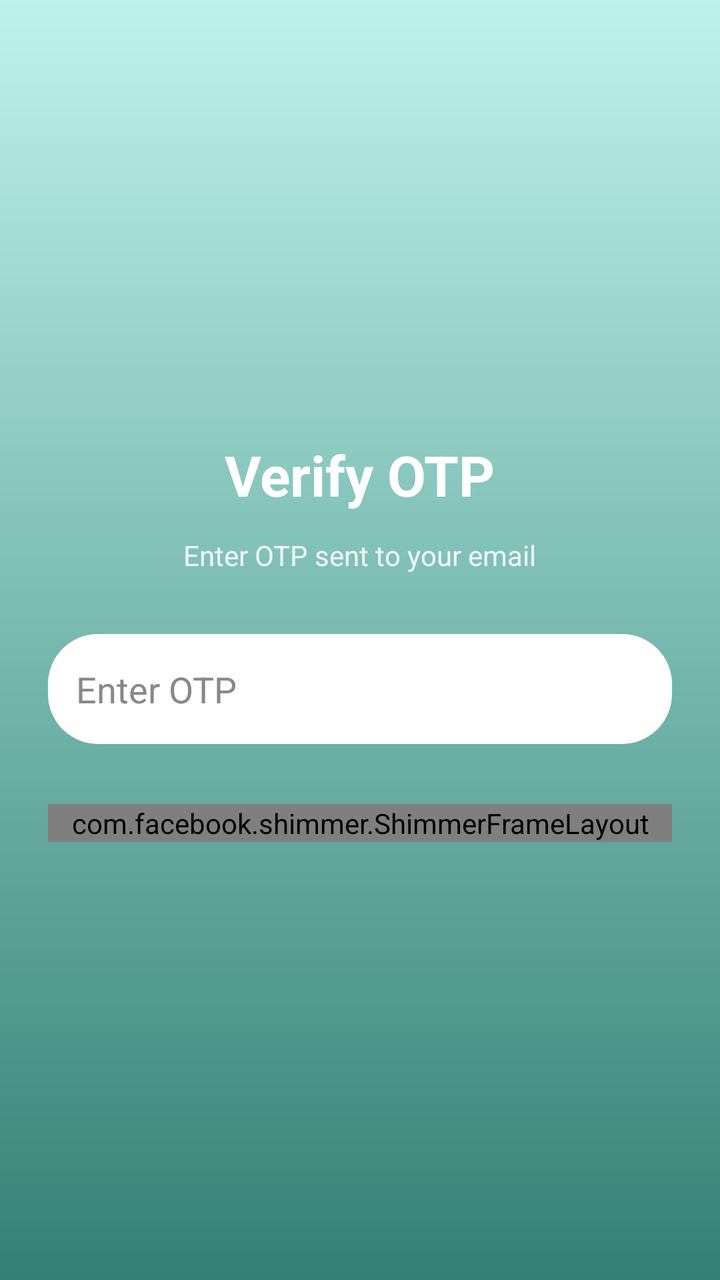
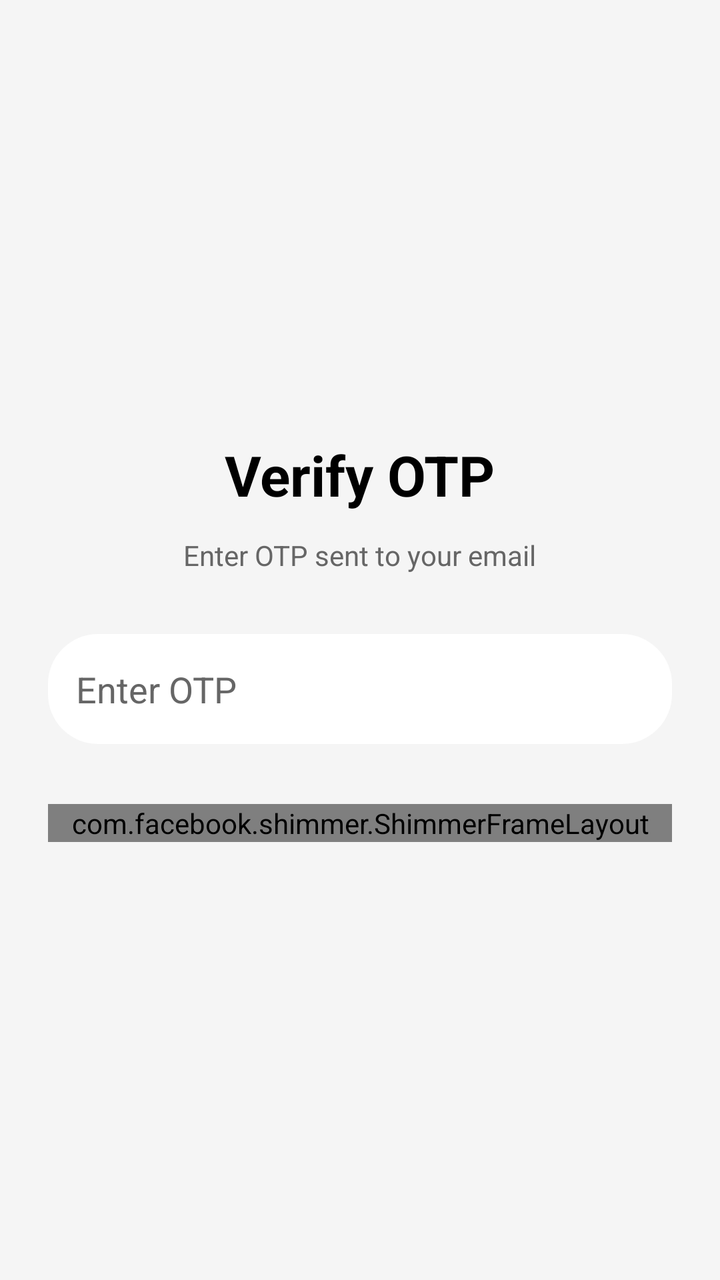

Before-and-after screenshots of an Android layout around one commit, followed by the original layout XML and the change that was made.
<!-- AndroidManifest.xml: application theme Theme.LostandFound -->
<!-- res/layout/activity_reset_otp.xml -->
<?xml version="1.0" encoding="utf-8"?>
<LinearLayout xmlns:android="http://schemas.android.com/apk/res/android"
    xmlns:app="http://schemas.android.com/apk/res-auto"
    android:layout_width="match_parent"
    android:layout_height="match_parent"
    android:orientation="vertical"
    android:gravity="center"
    android:padding="24dp"
    android:background="@drawable/bg_gradient">

    

    <TextView
        android:layout_width="wrap_content"
        android:layout_height="wrap_content"
        android:text="Verify OTP"
        android:textSize="28sp"
        android:textStyle="bold"
        android:textColor="#FFFFFF"
        android:layout_marginBottom="12dp" />

    

    <TextView
        android:layout_width="wrap_content"
        android:layout_height="wrap_content"
        android:text="Enter OTP sent to your email"
        android:textSize="14sp"
        android:textColor="#DDFFFFFF"
        android:layout_marginBottom="30dp" />

    

    <EditText
        android:id="@+id/otp"
        android:layout_width="match_parent"
        android:layout_height="55dp"
        android:hint="Enter OTP"
        android:inputType="number"
        android:maxLength="6"
        android:padding="14dp"
        android:textColor="#000"
        android:textColorHint="#888"
        android:background="@drawable/bg_white_button"
        android:layout_marginBottom="30dp" />

    

    <com.facebook.shimmer.ShimmerFrameLayout
        android:id="@+id/shimmerLayout"
        android:layout_width="match_parent"
        android:layout_height="wrap_content"
        app:shimmer_auto_start="true">

        <Button
            android:id="@+id/verifyBtn"
            android:layout_width="match_parent"
            android:layout_height="55dp"
            android:text="Verify OTP"
            android:textAllCaps="false"
            android:textSize="16sp"
            android:textStyle="bold"
            android:textColor="#FFFFFF"
            android:backgroundTint="#61c7b8" />

    </com.facebook.shimmer.ShimmerFrameLayout>

</LinearLayout>
<!-- resources referenced by this layout -->
<resources>
  <!-- drawable bg_gradient (drawable) -->
  <?xml version="1.0" encoding="utf-8"?>
  <shape xmlns:android="http://schemas.android.com/apk/res/android">
  
      <gradient
          android:startColor="#bdf2ea"
          android:endColor="#348074"
          android:angle="270" />
  
      <corners android:radius="0dp"/>
  
  </shape>
  <!-- drawable bg_white_button (drawable) -->
  <shape xmlns:android="http://schemas.android.com/apk/res/android">
      <solid android:color="#FFFFFF"/>
      <corners android:radius="25dp"/>
  </shape>
  <style name="Theme.LostandFound" parent="Base.Theme.LostandFound" />
  <style name="Base.Theme.LostandFound" parent="Theme.Material3.DayNight.NoActionBar">
          
          
      </style>
</resources>

<!-- the commit's change to res/layout/activity_reset_otp.xml (unified diff, before → after) -->
@@ -6,7 +6,7 @@
     android:orientation="vertical"
     android:gravity="center"
     android:padding="24dp"
-    android:background="@drawable/bg_gradient">
+    android:background="@color/background">
 
     
 
@@ -16,7 +16,7 @@
         android:text="Verify OTP"
         android:textSize="28sp"
         android:textStyle="bold"
-        android:textColor="#FFFFFF"
+        android:textColor="@color/text_primary"
         android:layout_marginBottom="12dp" />
 
     
@@ -26,7 +26,7 @@
         android:layout_height="wrap_content"
         android:text="Enter OTP sent to your email"
         android:textSize="14sp"
-        android:textColor="#DDFFFFFF"
+        android:textColor="@color/text_secondary"
         android:layout_marginBottom="30dp" />
 
     
@@ -39,8 +39,8 @@
         android:inputType="number"
         android:maxLength="6"
         android:padding="14dp"
-        android:textColor="#000"
-        android:textColorHint="#888"
+        android:textColor="@color/text_primary"
+        android:textColorHint="@color/text_secondary"
         android:background="@drawable/bg_white_button"
         android:layout_marginBottom="30dp" />
 
@@ -60,8 +60,8 @@
             android:textAllCaps="false"
             android:textSize="16sp"
             android:textStyle="bold"
-            android:textColor="#FFFFFF"
-            android:backgroundTint="#61c7b8" />
+            android:textColor="@android:color/white"
+            android:backgroundTint="@color/primary_button" />
 
     </com.facebook.shimmer.ShimmerFrameLayout>
 
<!-- resource entries referenced after the edit -->
@@ -1,23 +1,19 @@
 <!-- resources referenced by this layout -->
 <resources>
-  <!-- drawable bg_gradient (drawable) -->
-  <?xml version="1.0" encoding="utf-8"?>
+  <color name="background">#F5F5F5</color>
+  <color name="primary_button">#61C7B8</color>
+  <color name="text_primary">#000000</color>
+  <color name="text_secondary">#666666</color>
+  <!-- drawable bg_white_button (drawable) -->
   <shape xmlns:android="http://schemas.android.com/apk/res/android">
   
-      <gradient
-          android:startColor="#bdf2ea"
-          android:endColor="#348074"
-          android:angle="270" />
+      <solid android:color="@color/card"/>
   
-      <corners android:radius="0dp"/>
+      <corners android:radius="25dp"/>
   
   </shape>
-  <!-- drawable bg_white_button (drawable) -->
-  <shape xmlns:android="http://schemas.android.com/apk/res/android">
-      <solid android:color="#FFFFFF"/>
-      <corners android:radius="25dp"/>
-  </shape>
   <style name="Theme.LostandFound" parent="Base.Theme.LostandFound" />
+  <color name="card">#FFFFFF</color>
   <style name="Base.Theme.LostandFound" parent="Theme.Material3.DayNight.NoActionBar">
           
           
